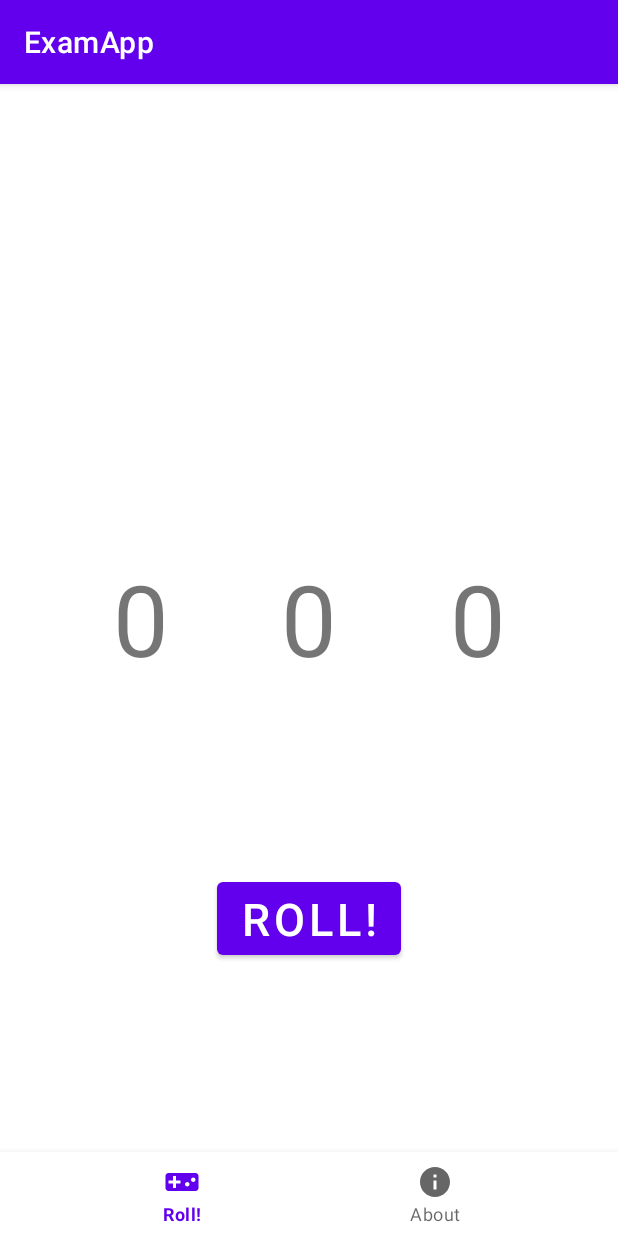
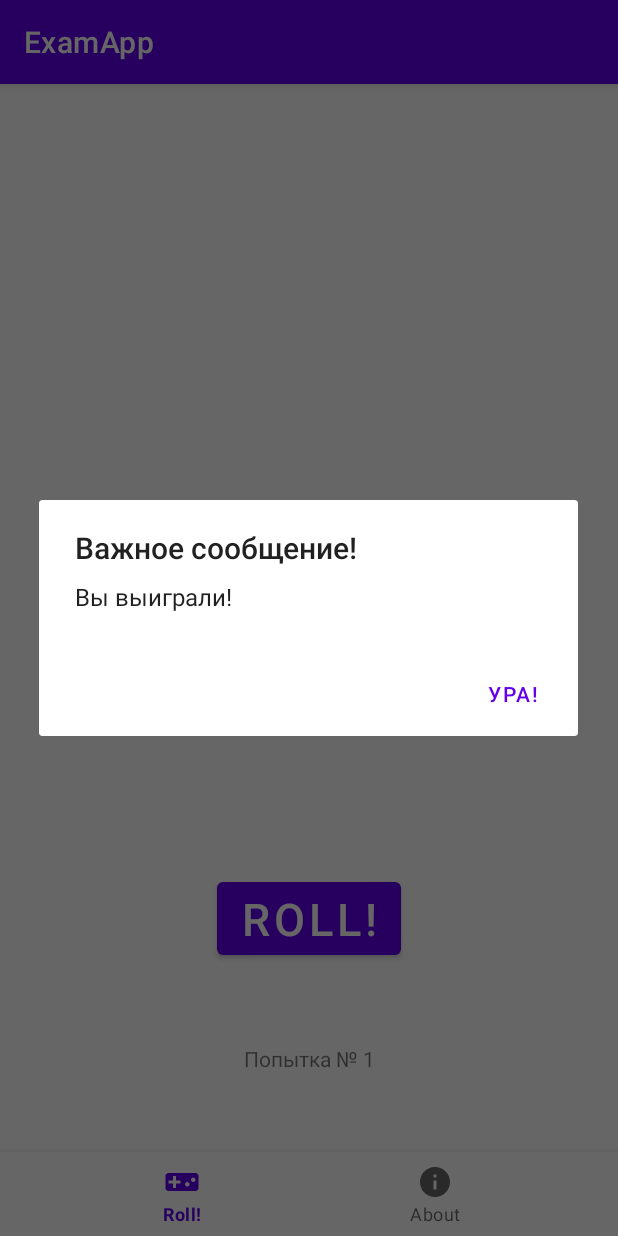
Before and after one commit to lemmiwinks1551/Exam, an Android app: the screen it shows after launch (MainActivity), after a tap on "ROLL!", on a phone screen of 412 x 824 dp. Run offline under Robolectric (Android 15) with nearby library versions, the phone set to English and light mode, and no system bars.

Commit message:
Second commit

```diff
--- a/app/src/main/java/com/example/examapp/AboutFragment.kt
+++ b/app/src/main/java/com/example/examapp/AboutFragment.kt
@@ -1,16 +1,21 @@
 package com.example.examapp
 
+import android.content.Intent
+import android.net.Uri
 import android.os.Bundle
 import androidx.fragment.app.Fragment
 import android.view.LayoutInflater
 import android.view.View
 import android.view.ViewGroup
+import android.widget.Button
 import androidx.recyclerview.widget.LinearLayoutManager
 import androidx.recyclerview.widget.RecyclerView
+import java.net.URL
 
 class AboutFragment : Fragment() {
 
     lateinit var developersRecyclerView: RecyclerView
+    lateinit var showWebSiteButton: Button
 
     override fun onCreateView(
         inflater: LayoutInflater, container: ViewGroup?,
@@ -20,11 +25,19 @@ class AboutFragment : Fragment() {
 
         val developersNames: List<String> = listOf("Kirill", "Vladimir")
 
+        showWebSiteButton = view.findViewById(R.id.show_web_site_button)
         developersRecyclerView = view.findViewById(R.id.developers_recycler_view)
         developersRecyclerView.layoutManager =
             LinearLayoutManager(context, LinearLayoutManager.VERTICAL, false)
         developersRecyclerView.adapter = DeveloperAdapter(developersNames)
 
+        //Интент:
+        showWebSiteButton.setOnClickListener{
+            val link = Uri.parse("https://www.google.com")
+            val intent = Intent(Intent.ACTION_VIEW, link)
+            context?.startActivity(intent)
+        }
+
         return view
     }
 
--- a/app/src/main/java/com/example/examapp/MainActivity.kt
+++ b/app/src/main/java/com/example/examapp/MainActivity.kt
@@ -7,6 +7,9 @@ import com.google.android.material.bottomnavigation.BottomNavigationView
 
 // Начало - 32 минута
 // 1:09
+// 1:35
+
+private const val LAST_SELECTED_ITEM = "item"
 
 class MainActivity : AppCompatActivity() {
     lateinit var bottomNavigationView: BottomNavigationView
@@ -30,13 +33,24 @@ class MainActivity : AppCompatActivity() {
             replaceFragment(fragment!!)
             true
         }
-    bottomNavigationView.selectedItemId = R.id.game_roll
+        bottomNavigationView.selectedItemId =
+            savedInstanceState?.getInt(
+                LAST_SELECTED_ITEM
+            ) ?: R.id.game_roll
     }
 
-    fun replaceFragment(fragment: Fragment) {
+    override fun onSaveInstanceState(outState: Bundle) {
+        super.onSaveInstanceState(outState)
+        outState.putInt(LAST_SELECTED_ITEM, bottomNavigationView.selectedItemId)
+    }
+
+    private fun replaceFragment(fragment: Fragment) {
         supportFragmentManager
             .beginTransaction()
             .replace(R.id.fragment_container, fragment)
             .commit()
-    }
+
+
 }
+
+}
--- a/app/src/main/java/com/example/examapp/MainFragment.kt
+++ b/app/src/main/java/com/example/examapp/MainFragment.kt
@@ -6,11 +6,22 @@ import android.view.LayoutInflater
 import android.view.View
 import android.view.ViewGroup
 import android.widget.Button
+import android.widget.TextView
+import androidx.appcompat.view.SupportActionModeWrapper
+import androidx.appcompat.view.SupportMenuInflater
+import androidx.fragment.app.FragmentActivity
+import androidx.fragment.app.FragmentManager
 import kotlin.random.Random
 
 class MainFragment : Fragment() {
 
     lateinit var rollButton: Button
+    lateinit var outputLeft: TextView
+    lateinit var outputRight: TextView
+    lateinit var outputCentr: TextView
+    lateinit var counter: TextView
+    var index: Int = 0
+    val dialog = MyDialogFragment()
 
     override fun onCreateView(
         inflater: LayoutInflater, container: ViewGroup?,
@@ -19,15 +30,33 @@ class MainFragment : Fragment() {
         val view = inflater.inflate(R.layout.fragment_main, container, false)
 
         rollButton = view.findViewById(R.id.roll_button)
+        outputLeft = view.findViewById(R.id.outputLeft)
+        outputRight = view.findViewById(R.id.outputRight)
+        outputCentr = view.findViewById(R.id.outputCenter)
+        counter = view.findViewById(R.id.counter)
 
-        rollButton.setOnClickListener{
-            var randomNumLeft = Random.nextInt(0,9)
-            var randomNumCenter = Random.nextInt(0,9)
-            var randomNumRight = Random.nextInt(0,9)
+        rollButton.setOnClickListener {
+            var randomNumLeft = Random.nextInt(0, 10)
+            var randomNumCenter = Random.nextInt(0, 10)
+            var randomNumRight = Random.nextInt(0, 10)
+
+            if (randomNumLeft == randomNumCenter && randomNumRight == randomNumCenter) {
+                dialog.show((activity as FragmentActivity).supportFragmentManager, null)
+            } else {
+                outputLeft.text = randomNumLeft.toString()
+                outputRight.text = randomNumRight.toString()
+                outputCentr.text = randomNumCenter.toString()
+            }
+
+            dialog.show((activity as FragmentActivity).supportFragmentManager, null)
+            index++
+            counter.text = "Попытка № " + index.toString()
+
         }
 
         return view
 
     }
 
+
 }
--- /dev/null
+++ b/app/src/main/java/com/example/examapp/MyDialogFragment.kt
@@ -0,0 +1,24 @@
+package com.example.examapp
+
+import android.app.AlertDialog
+import android.app.Dialog
+import android.os.Bundle
+import androidx.fragment.app.DialogFragment
+
+
+class MyDialogFragment : DialogFragment() {
+
+    override fun onCreateDialog(savedInstanceState: Bundle?): Dialog {
+        return activity?.let {
+            val builder = AlertDialog.Builder(it)
+            builder.setTitle("Важное сообщение!")
+                .setMessage("Вы выиграли!")
+                //.setCancelable(false)
+                //.setIcon(R.drawable.hungrycat)
+                .setPositiveButton("Ура!") { dialog, id ->
+                    dialog.cancel()
+                }
+            builder.create()
+        } ?: throw IllegalStateException("Activity cannot be null")
+    }
+}
--- a/app/src/main/res/layout/activity_main.xml
+++ b/app/src/main/res/layout/activity_main.xml
@@ -8,12 +8,14 @@
 
     <androidx.fragment.app.FragmentContainerView
         android:id="@+id/fragment_container"
+        android:name="com.example.examapp.MainFragment"
         android:layout_width="match_parent"
         android:layout_height="0dp"
         app:layout_constraintBottom_toTopOf="@id/bottom_navigation"
         app:layout_constraintTop_toTopOf="parent"
-        android:name="com.example.examapp.MainFragment"
-        tools:layout="@layout/fragment_main" />
+        app:layout_constraintVertical_bias="0.0"
+        tools:layout="@layout/fragment_main"
+        tools:layout_editor_absoluteX="0dp" />
 
     <com.google.android.material.bottomnavigation.BottomNavigationView
         android:id="@+id/bottom_navigation"
--- a/app/src/main/res/layout/fragment_about.xml
+++ b/app/src/main/res/layout/fragment_about.xml
@@ -20,7 +20,7 @@
         android:id="@+id/developers_recycler_view"
         android:layout_width="match_parent"
         android:layout_height="0dp"
-        app:layout_constraintBottom_toBottomOf="parent"
+        app:layout_constraintBottom_toTopOf="@id/show_web_site_button"
         app:layout_constraintTop_toBottomOf="@id/developers" />
 
     <Button
--- a/app/src/main/res/layout/fragment_main.xml
+++ b/app/src/main/res/layout/fragment_main.xml
@@ -10,7 +10,6 @@
         android:id="@+id/outputLeft"
         android:layout_width="wrap_content"
         android:layout_height="wrap_content"
-        android:text="0"
         android:textSize="66dp"
         app:layout_constraintBottom_toBottomOf="parent"
         app:layout_constraintEnd_toStartOf="@id/outputCenter"
@@ -21,7 +20,6 @@
         android:id="@+id/outputCenter"
         android:layout_width="wrap_content"
         android:layout_height="wrap_content"
-        android:text="0"
         android:textSize="66dp"
         app:layout_constraintBottom_toBottomOf="parent"
         app:layout_constraintEnd_toEndOf="parent"
@@ -32,12 +30,20 @@
         android:id="@+id/outputRight"
         android:layout_width="wrap_content"
         android:layout_height="wrap_content"
-        android:text="0"
         android:textSize="66dp"
         app:layout_constraintBottom_toBottomOf="parent"
         app:layout_constraintEnd_toEndOf="parent"
         app:layout_constraintStart_toEndOf="@id/outputCenter"
         app:layout_constraintTop_toTopOf="parent" />
+
+    <TextView
+        android:id="@+id/counter"
+        android:layout_width="wrap_content"
+        android:layout_height="wrap_content"
+        app:layout_constraintBottom_toBottomOf="parent"
+        app:layout_constraintEnd_toEndOf="parent"
+        app:layout_constraintStart_toStartOf="parent"
+        app:layout_constraintTop_toBottomOf="@id/roll_button" />
 
     <Button
         android:id="@+id/roll_button"
--- a/app/src/main/res/values/strings.xml
+++ b/app/src/main/res/values/strings.xml
@@ -1,9 +1,9 @@
 <resources>
     <string name="app_name">ExamApp</string>
-    <!-- TODO: Remove or change this placeholder text -->
     <string name="hello_blank_fragment">Hello blank fragment</string>
     <string name="roll">Roll!</string>
     <string name="developers">Developers</string>
     <string name="about">About</string>
     <string name="visit_our_website">Visit our website</string>
+    <string name="Left">Visit our website</string>
 </resources>
```
